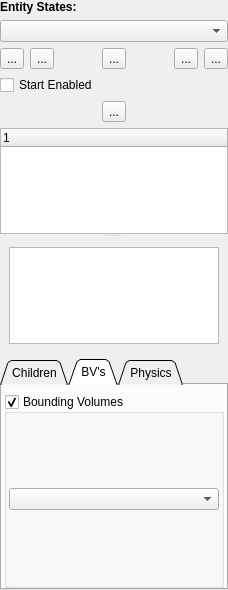
GameOverture/HarmonyEngine, file DesignerTool/src/Entity/EntityWidget.ui: the form before one commit.
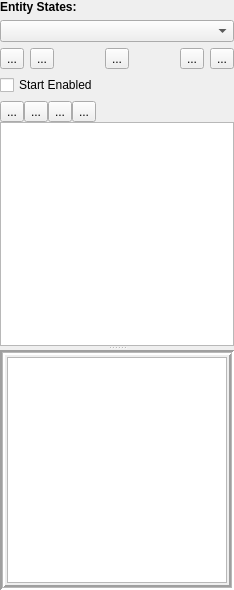
The form after the commit. The open tabs and pages were chosen to show the change. Icons and pictures are not drawn.

Commit message: EntityTreeModel start

What changed in the file:
```diff
--- a/DesignerTool/src/Entity/EntityWidget.ui
+++ b/DesignerTool/src/Entity/EntityWidget.ui
@@ -125,7 +125,12 @@
     </widget>
    </item>
    <item>
-    <layout class="QHBoxLayout" name="horizontalLayout">
+    <layout class="QVBoxLayout" name="verticalLayout_8">
+     <property name="spacing">
+      <number>0</number>
+     </property>
+     <item>
+      <layout class="QHBoxLayout" name="ChildrenToolbar">
      <item>
       <widget class="QToolButton" name="toolButton">
        <property name="text">
@@ -133,6 +138,40 @@
        </property>
       </widget>
      </item>
+       <item>
+        <widget class="QToolButton" name="toolButton_4">
+         <property name="text">
+          <string>...</string>
+         </property>
+        </widget>
+       </item>
+       <item>
+        <widget class="QToolButton" name="toolButton_3">
+         <property name="text">
+          <string>...</string>
+         </property>
+        </widget>
+       </item>
+       <item>
+        <widget class="QToolButton" name="toolButton_2">
+         <property name="text">
+          <string>...</string>
+         </property>
+        </widget>
+       </item>
+       <item>
+        <spacer name="horizontalSpacer_2">
+         <property name="orientation">
+          <enum>Qt::Horizontal</enum>
+         </property>
+         <property name="sizeHint" stdset="0">
+          <size>
+           <width>40</width>
+           <height>20</height>
+          </size>
+         </property>
+        </spacer>
+       </item>
     </layout>
    </item>
    <item>
@@ -140,14 +179,23 @@
      <property name="orientation">
       <enum>Qt::Vertical</enum>
      </property>
-     <widget class="QTreeWidget" name="childrenTree">
-      <column>
-       <property name="text">
-        <string notr="true">1</string>
+       <property name="childrenCollapsible">
+        <bool>false</bool>
        </property>
-      </column>
-     </widget>
+       <widget class="QTreeView" name="childrenTree"/>
      <widget class="QStackedWidget" name="stackedWidget">
+        <property name="frameShape">
+         <enum>QFrame::Box</enum>
+        </property>
+        <property name="frameShadow">
+         <enum>QFrame::Sunken</enum>
+        </property>
+        <property name="lineWidth">
+         <number>2</number>
+        </property>
+        <property name="midLineWidth">
+         <number>1</number>
+        </property>
       <property name="currentIndex">
        <number>3</number>
       </property>
@@ -167,102 +215,37 @@
       </widget>
       <widget class="QWidget" name="pageSprite">
        <layout class="QVBoxLayout" name="verticalLayout_7">
+          <property name="leftMargin">
+           <number>2</number>
+          </property>
+          <property name="topMargin">
+           <number>2</number>
+          </property>
+          <property name="rightMargin">
+           <number>2</number>
+          </property>
+          <property name="bottomMargin">
+           <number>2</number>
+          </property>
         <item>
          <widget class="QTableView" name="tableView"/>
         </item>
        </layout>
       </widget>
       <widget class="QWidget" name="pageFont"/>
-      <widget class="QWidget" name="pagePhysics"/>
-     </widget>
-    </widget>
-   </item>
-   <item>
-    <widget class="QTabWidget" name="tabWidget">
-     <property name="tabShape">
-      <enum>QTabWidget::Triangular</enum>
-     </property>
-     <property name="currentIndex">
-      <number>2</number>
-     </property>
-     <widget class="QWidget" name="tabPageChildren">
-      <attribute name="title">
-       <string>Children</string>
-      </attribute>
-      <layout class="QVBoxLayout" name="verticalLayout_2">
+        <widget class="QWidget" name="pagePhysics">
+         <layout class="QVBoxLayout" name="verticalLayout_9">
        <property name="leftMargin">
         <number>2</number>
        </property>
-       <property name="rightMargin">
-        <number>2</number>
-       </property>
-       <property name="bottomMargin">
-        <number>0</number>
-       </property>
-      </layout>
-     </widget>
-     <widget class="QWidget" name="tabPageBv">
-      <attribute name="title">
-       <string>BV's</string>
-      </attribute>
-      <layout class="QVBoxLayout" name="verticalLayout_4">
-       <property name="leftMargin">
-        <number>2</number>
-       </property>
        <property name="topMargin">
-        <number>9</number>
-       </property>
-       <property name="rightMargin">
         <number>2</number>
        </property>
-       <property name="bottomMargin">
-        <number>0</number>
-       </property>
-       <item>
-        <widget class="QGroupBox" name="groupBox_2">
-         <property name="title">
-          <string>Bounding Volumes</string>
-         </property>
-         <property name="checkable">
-          <bool>true</bool>
-         </property>
-         <layout class="QVBoxLayout" name="verticalLayout_3">
-          <property name="leftMargin">
-           <number>2</number>
-          </property>
-          <property name="topMargin">
-           <number>2</number>
-          </property>
           <property name="rightMargin">
            <number>2</number>
           </property>
           <property name="bottomMargin">
            <number>2</number>
-          </property>
-          <item>
-           <widget class="QComboBox" name="comboBox_2"/>
-          </item>
-         </layout>
-        </widget>
-       </item>
-      </layout>
-     </widget>
-     <widget class="QWidget" name="tabPagePhysics">
-      <attribute name="title">
-       <string>Physics</string>
-      </attribute>
-      <layout class="QVBoxLayout" name="verticalLayout_5">
-       <property name="leftMargin">
-        <number>2</number>
-       </property>
-       <property name="topMargin">
-        <number>9</number>
-       </property>
-       <property name="rightMargin">
-        <number>2</number>
-       </property>
-       <property name="bottomMargin">
-        <number>0</number>
        </property>
        <item>
         <widget class="QGroupBox" name="grpPhysics">
@@ -402,7 +385,41 @@
        </item>
       </layout>
      </widget>
-    </widget>
+        <widget class="QWidget" name="pageBoundingVolume">
+         <layout class="QVBoxLayout" name="verticalLayout_10">
+          <item>
+           <widget class="QGroupBox" name="groupBox_2">
+            <property name="title">
+             <string>Bounding Volumes</string>
+            </property>
+            <property name="checkable">
+             <bool>true</bool>
+            </property>
+            <layout class="QVBoxLayout" name="verticalLayout_3">
+             <property name="leftMargin">
+              <number>2</number>
+             </property>
+             <property name="topMargin">
+              <number>2</number>
+             </property>
+             <property name="rightMargin">
+              <number>2</number>
+             </property>
+             <property name="bottomMargin">
+              <number>2</number>
+             </property>
+             <item>
+              <widget class="QComboBox" name="comboBox_2"/>
+             </item>
+            </layout>
+           </widget>
+          </item>
+         </layout>
+        </widget>
+       </widget>
+      </widget>
+     </item>
+    </layout>
    </item>
   </layout>
   <action name="actionRenameState">
```
Left out of the diff: 44 changed lines with no effect on the pictures. Lines whose indentation alone changed are shown as unchanged. The commit also changes 6 other files.
